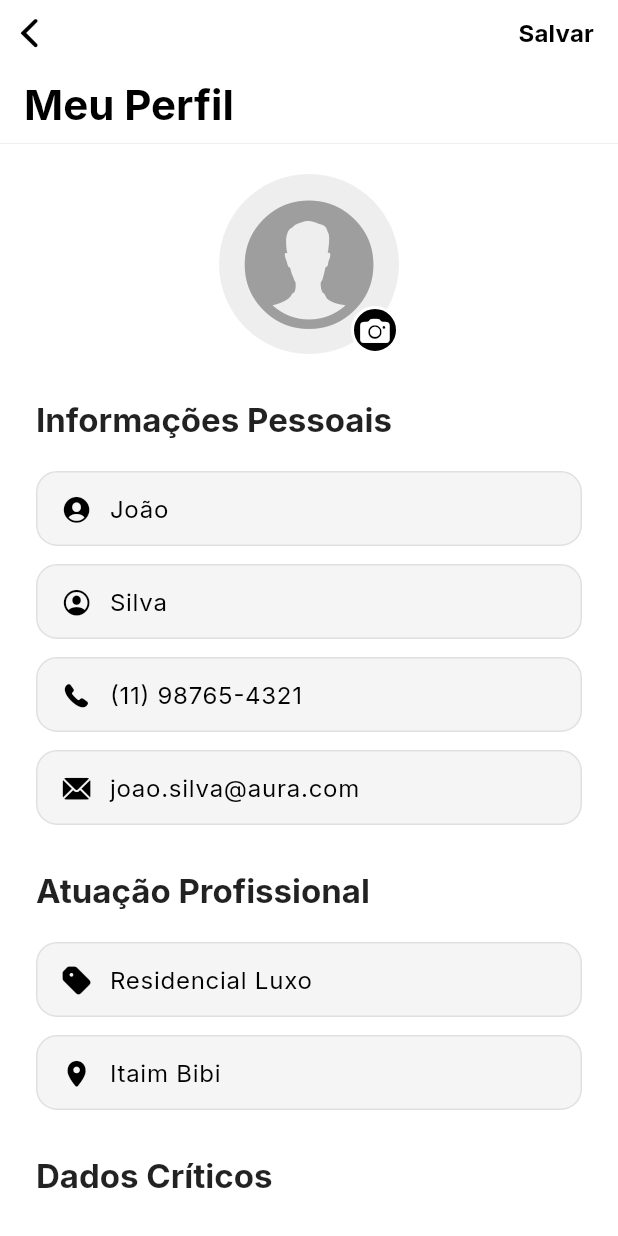
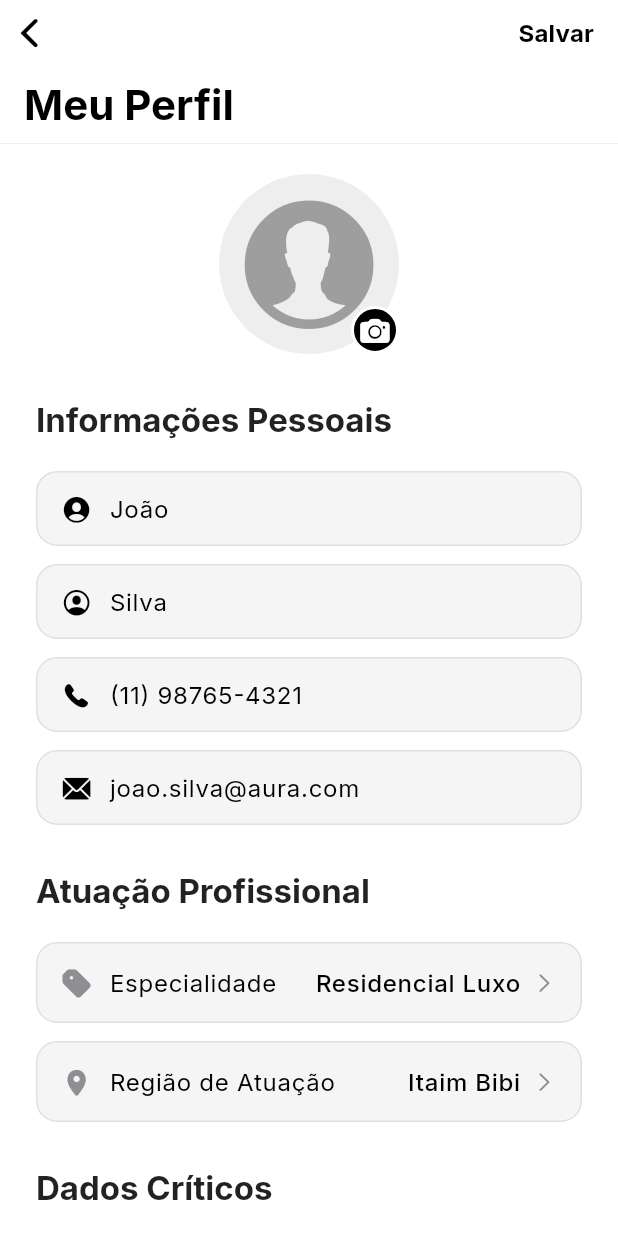
Before and after one commit to TheHugoHypothesis/frontendCorretoraAura, a Flutter app: the CorretorProfilePage screen opened directly, on a phone screen of 412 x 824 dp. Run offline on Flutter 3.47's test engine with Material 3 defaults, Android fonts, the phone set to English and light mode, and no system bars; our stand-ins replace fl_chart, flutter_map, flutter_masked_text2, google_fonts, image_picker, latlong2 and 3 more; missing offline and left inert: window_manager.

Commit message:
rework: especialidade & atuacao viram droplist

```diff
--- /dev/null
+++ b/lib/data/mocks/bairros_atuacao_mock.dart
@@ -0,0 +1,9 @@
+final List<String> bairrosAtuacao = const [
+  'Itaim Bibi',
+  'Vila Olímpia',
+  'Jardim Paulista',
+  'Moema',
+  'Pinheiros',
+  'Morumbi',
+  'Centro'
+];
--- /dev/null
+++ b/lib/data/mocks/especialidades_mock.dart
@@ -0,0 +1,7 @@
+final List<String> especialidades = const [
+  'Residencial Luxo',
+  'Comercial',
+  'Terrenos',
+  'Primeiro Imóvel',
+  'Aluguel Fino'
+];
--- a/lib/features/profile/corretor_profile_page.dart
+++ b/lib/features/profile/corretor_profile_page.dart
@@ -5,6 +5,9 @@ import 'package:flutter/material.dart';
 import 'package:image_picker/image_picker.dart';
 import 'package:mask_text_input_formatter/mask_text_input_formatter.dart';
 import 'package:flutter/services.dart';
+
+import '../../data/mocks/especialidades_mock.dart';
+import '../../data/mocks/bairros_atuacao_mock.dart';
 
 Widget _buildSectionHeader(ThemeData theme, String title) {
   return Padding(
@@ -99,10 +102,6 @@ Widget _buildTextField({
   );
 }
 
-// **********************************************************************
-//                     CLASSE PRINCIPAL
-// **********************************************************************
-
 class CorretorProfilePage extends StatefulWidget {
   final CorretorModel corretor;
 
@@ -118,8 +117,9 @@ class _CorretorProfilePageState extends State<CorretorProfilePage> {
   late TextEditingController _sobrenomeController;
   late TextEditingController _telefoneController;
   late TextEditingController _emailController;
-  late TextEditingController _especialidadeController;
-  late TextEditingController _regiaoAtuacaoController;
+
+  late String _especialidadeSelecionada;
+  late String _regiaoAtuacaoSelecionada;
 
   // Imagem de Perfil
   File? _profileImage;
@@ -140,10 +140,9 @@ class _CorretorProfilePageState extends State<CorretorProfilePage> {
         TextEditingController(text: widget.corretor.sobrenome);
     _telefoneController = TextEditingController(text: widget.corretor.telefone);
     _emailController = TextEditingController(text: widget.corretor.email);
-    _especialidadeController =
-        TextEditingController(text: widget.corretor.especialidade);
-    _regiaoAtuacaoController =
-        TextEditingController(text: widget.corretor.regiaoAtuacao);
+
+    _especialidadeSelecionada = widget.corretor.especialidade;
+    _regiaoAtuacaoSelecionada = widget.corretor.regiaoAtuacao;
   }
 
   @override
@@ -152,8 +151,6 @@ class _CorretorProfilePageState extends State<CorretorProfilePage> {
     _sobrenomeController.dispose();
     _telefoneController.dispose();
     _emailController.dispose();
-    _especialidadeController.dispose();
-    _regiaoAtuacaoController.dispose();
     super.dispose();
   }
 
@@ -179,6 +176,89 @@ class _CorretorProfilePageState extends State<CorretorProfilePage> {
     // TODO: Implementar a lógica de logout e navegação para LoginPage
     // Pop até a primeira rota, que deve ser a LoginPage
     Navigator.of(context).popUntil((route) => route.isFirst);
+  }
+
+  void _showPicker(
+      List<String> items, String currentValue, Function(String) onSelected) {
+    showCupertinoModalPopup<void>(
+      context: context,
+      builder: (BuildContext context) => Container(
+        height: 250,
+        padding: const EdgeInsets.only(top: 6.0),
+        margin:
+            EdgeInsets.only(bottom: MediaQuery.of(context).viewInsets.bottom),
+        color: CupertinoColors.systemBackground.resolveFrom(context),
+        child: SafeArea(
+          top: false,
+          child: CupertinoPicker(
+            magnification: 1.22,
+            squeeze: 1.2,
+            useMagnifier: true,
+            itemExtent: 32.0,
+            // Inicializa o picker na opção selecionada
+            scrollController: FixedExtentScrollController(
+              initialItem: items.indexOf(currentValue),
+            ),
+            onSelectedItemChanged: (int index) {
+              onSelected(items[index]);
+            },
+            children: List<Widget>.generate(items.length, (int index) {
+              return Center(child: Text(items[index]));
+            }),
+          ),
+        ),
+      ),
+    );
+  }
+
+  Widget _buildSelectorTile({
+    required ThemeData theme,
+    required String title,
+    required String selectedValue,
+    required IconData icon,
+    required VoidCallback onTap,
+  }) {
+    final primaryColor =
+        theme.brightness == Brightness.dark ? Colors.white : Colors.black;
+    final fieldColor = theme.brightness == Brightness.dark
+        ? Colors.white10
+        : Colors.grey.shade100;
+    final accentColor = CupertinoColors.systemGrey;
+
+    return GestureDetector(
+      onTap: onTap,
+      child: Container(
+        padding: const EdgeInsets.symmetric(horizontal: 16, vertical: 14),
+        decoration: BoxDecoration(
+          color: fieldColor,
+          borderRadius: BorderRadius.circular(14),
+          border: Border.all(color: Colors.grey.shade300, width: 1),
+        ),
+        child: Row(
+          children: [
+            Icon(icon, color: accentColor, size: 20),
+            const SizedBox(width: 12),
+            Expanded(
+              child: Text(
+                title,
+                style: theme.textTheme.bodyLarge?.copyWith(color: primaryColor),
+              ),
+            ),
+
+            // Valor Selecionado
+            Text(
+              selectedValue,
+              style: theme.textTheme.bodyLarge?.copyWith(
+                color: primaryColor,
+                fontWeight: FontWeight.w500,
+              ),
+            ),
+            const SizedBox(width: 8),
+            Icon(CupertinoIcons.chevron_right, color: accentColor, size: 16),
+          ],
+        ),
+      ),
+    );
   }
 
   @override
@@ -333,22 +413,30 @@ class _CorretorProfilePageState extends State<CorretorProfilePage> {
                   _buildSectionHeader(theme, "Atuação Profissional"),
                   const SizedBox(height: 16),
 
-                  _buildTextField(
-                    controller: _especialidadeController,
-                    hintText: "Especialidade",
+                  _buildSelectorTile(
+                    theme: theme,
+                    title: "Especialidade",
+                    selectedValue: _especialidadeSelecionada,
                     icon: CupertinoIcons.tag_fill,
-                    theme: theme,
-                    fieldColor: fieldColor,
-                    primaryColor: primaryColor,
+                    onTap: () => _showPicker(
+                        especialidades,
+                        _especialidadeSelecionada,
+                        (newVal) =>
+                            setState(() => _especialidadeSelecionada = newVal)),
                   ),
                   const SizedBox(height: 12),
-                  _buildTextField(
-                    controller: _regiaoAtuacaoController,
-                    hintText: "Região de Atuação (Bairro)",
+
+                  // 2. SELETOR DE REGIÃO DE ATUAÇÃO
+                  _buildSelectorTile(
+                    theme: theme,
+                    title: "Região de Atuação",
+                    selectedValue: _regiaoAtuacaoSelecionada,
                     icon: CupertinoIcons.location_solid,
-                    theme: theme,
-                    fieldColor: fieldColor,
-                    primaryColor: primaryColor,
+                    onTap: () => _showPicker(
+                        bairrosAtuacao,
+                        _regiaoAtuacaoSelecionada,
+                        (newVal) =>
+                            setState(() => _regiaoAtuacaoSelecionada = newVal)),
                   ),
 
                   const SizedBox(height: 30),
```
